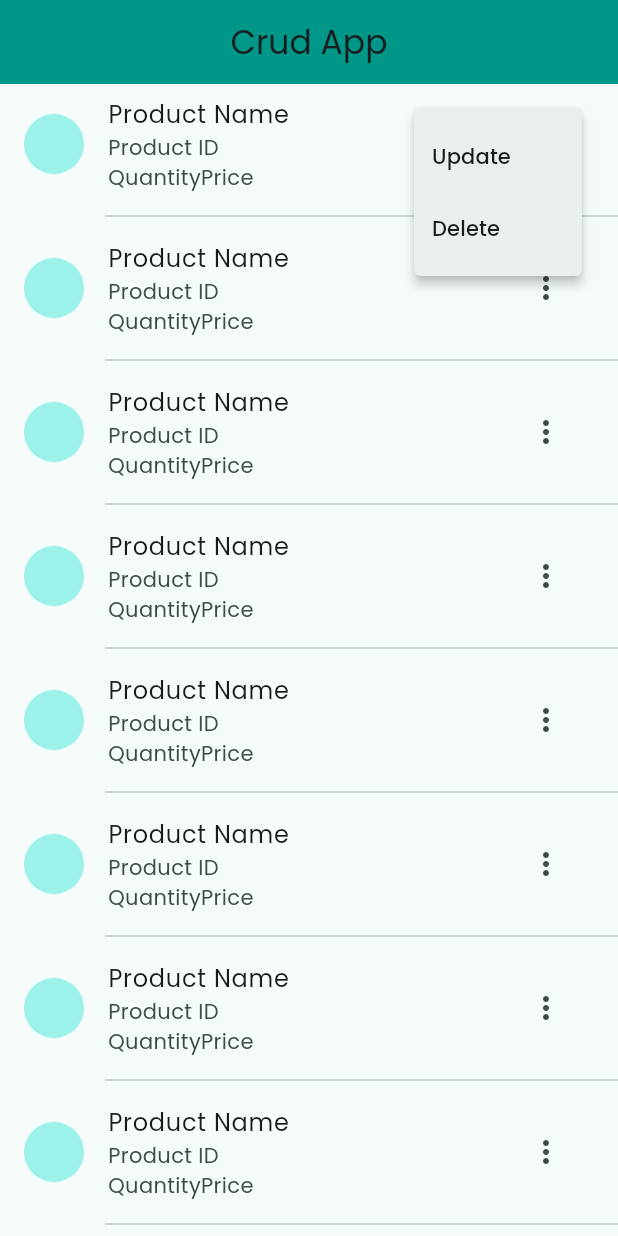
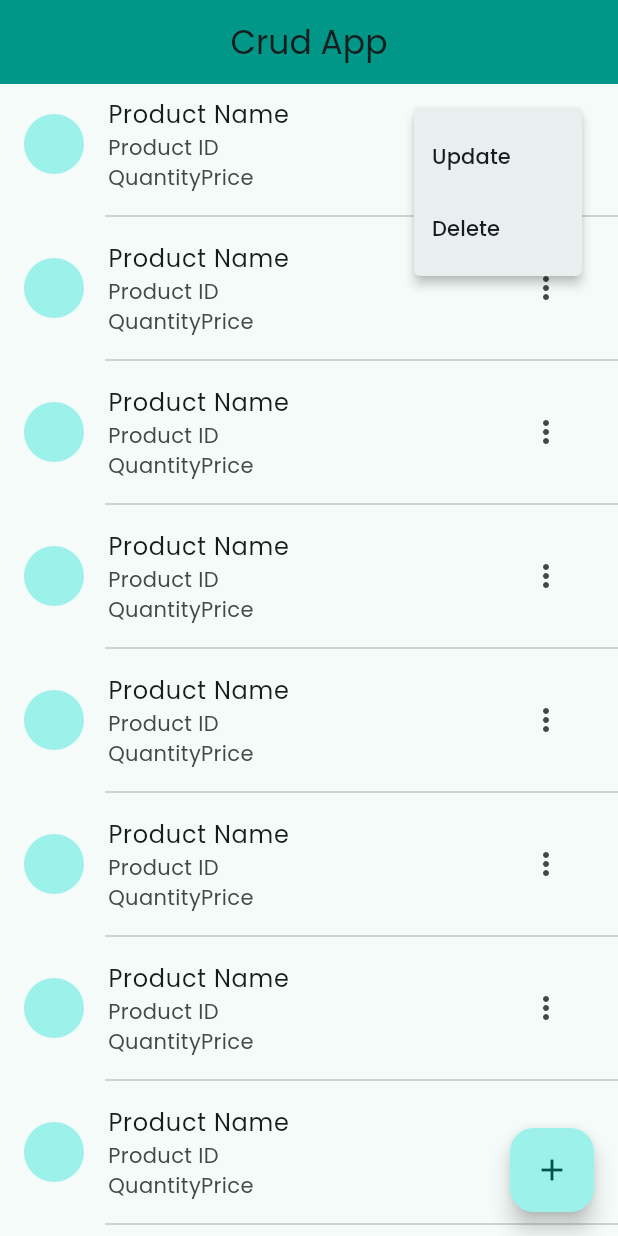
Before and after one commit to nahidmeraj765/basic-crud-app, a Flutter app: the screen it shows after launch, after a tap on the "more vert" icon, on a phone screen of 412 x 824 dp. Run offline on Flutter 3.47's test engine with Material 3 defaults, Android fonts, the phone set to English and light mode, and no system bars; our stand-ins replace google_fonts.

Commit message:
designed user interface

```diff
--- a/lib/home.dart
+++ b/lib/home.dart
@@ -1,4 +1,6 @@
 import 'package:flutter/material.dart';
+import 'package:flutter_application_crud_app/add_product_screen.dart';
+import 'package:flutter_application_crud_app/home_content.dart';
 
 class Home extends StatefulWidget {
   const Home({super.key});
@@ -15,45 +17,18 @@ class _HomeState extends State<Home> {
       body: ListView.separated(
         itemCount: 10,
         itemBuilder: (context, index) {
-          return ListTile(
-            leading: CircleAvatar(),
-            title: Text("Product Name"),
-            subtitle: Column(
-              crossAxisAlignment: CrossAxisAlignment.start,
-              children: [
-                Text("Product ID"),
-                Row(children: [Text("Quantity"), Text("Price")]),
-              ],
-            ),
-            trailing: PopupMenuButton<ProductOptions>(
-              itemBuilder: (context) {
-                return [
-                  PopupMenuItem(
-                    value: ProductOptions.update,
-                    child: Text("Update"),
-                  ),
-                  PopupMenuItem(
-                    value: ProductOptions.delete,
-                    child: Text("Delete"),
-                  ),
-                ];
-              },
-              onSelected: (ProductOptions selectedOptions) {
-                if (selectedOptions == ProductOptions.delete) {
-                  print("delete");
-                } else if (selectedOptions == ProductOptions.update) {
-                  print("update");
-                }
-              },
-            ),
-          );
+          return HomeContent();
         },
         separatorBuilder: (context, index) {
           return Divider(indent: 70);
         },
       ),
+      floatingActionButton: FloatingActionButton(
+        onPressed: () {
+          Navigator.push(context, MaterialPageRoute(builder: (context) => AddProductScreen()),);
+        },
+        child: Icon(Icons.add),
+      ),
     );
   }
 }
-
-enum ProductOptions { update, delete }
--- /dev/null
+++ b/lib/home_content.dart
@@ -0,0 +1,38 @@
+import 'package:flutter/material.dart';
+import 'package:flutter_application_crud_app/update_product_screen.dart';
+
+class HomeContent extends StatelessWidget {
+  const HomeContent({super.key});
+
+  @override
+  Widget build(BuildContext context) {
+    return ListTile(
+      leading: CircleAvatar(),
+      title: Text("Product Name"),
+      subtitle: Column(
+        crossAxisAlignment: CrossAxisAlignment.start,
+        children: [
+          Text("Product ID"),
+          Row(children: [Text("Quantity"), Text("Price")]),
+        ],
+      ),
+      trailing: PopupMenuButton<ProductOptions>(
+        itemBuilder: (context) {
+          return [
+            PopupMenuItem(value: ProductOptions.update, child: Text("Update")),
+            PopupMenuItem(value: ProductOptions.delete, child: Text("Delete")),
+          ];
+        },
+        onSelected: (ProductOptions selectedOptions) {
+          if (selectedOptions == ProductOptions.delete) {
+            print("delete");
+          } else if (selectedOptions == ProductOptions.update) {
+            Navigator.push(context, MaterialPageRoute(builder: (context)=>UpdateProductScreen()));
+          }
+        },
+      ),
+    );
+  }
+}
+
+enum ProductOptions { update, delete }
```
Also changed, not shown: lib/add_product_screen.dart (added, +19 -0 lines), lib/form_widget.dart (added, +47 -0 lines), lib/update_product_screen.dart (added, +19 -0 lines).
